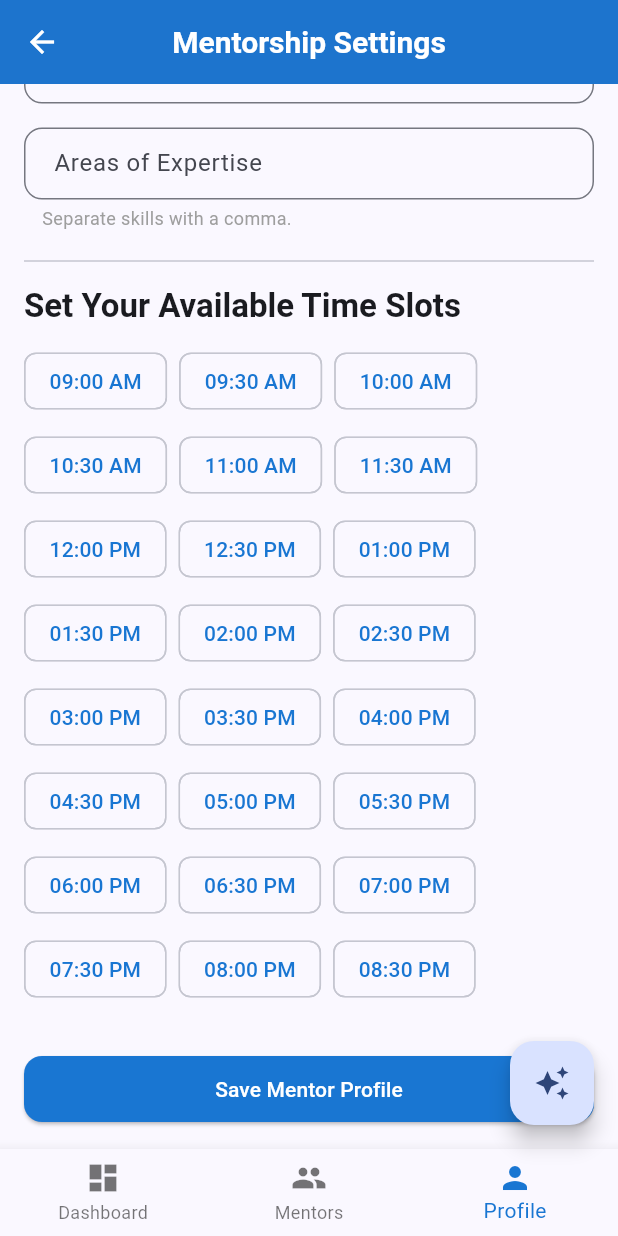
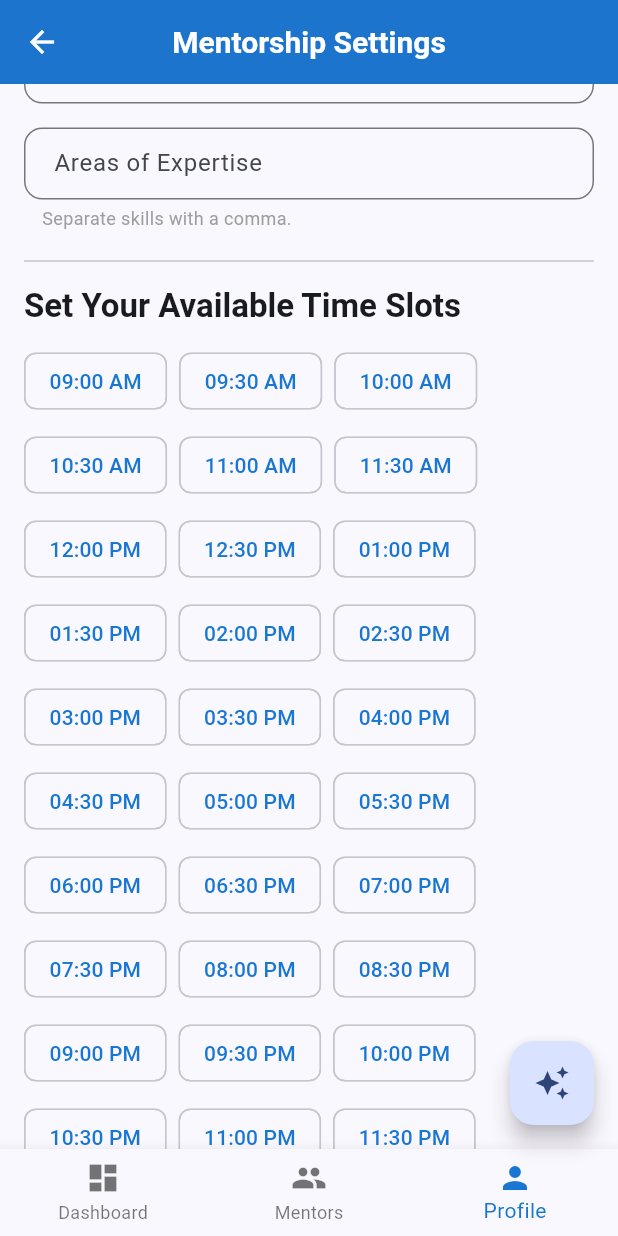
Before and after one commit to AbdullahRFA/campus_guardian, a Flutter app: the EditMentorProfileScreen screen opened by its route, scrolled down 313 dp, on a phone screen of 412 x 824 dp. Run offline on Flutter 3.47's test engine with Material 3 defaults, Android fonts, the phone set to English and light mode, and no system bars; our stand-ins replace cloud_firestore, firebase_auth, firebase_core, flutter_dotenv, go_router, image_picker and 1 more; missing offline and left inert: gpt_markdown; accounts and stored records are empty.

Commit message:
Add someOthers time slote
Signed-off-by: AbdullahRFA <shakibrybmn@gmail.com>

```diff
--- a/lib/features/profile/screens/edit_mentor_profile_screen.dart
+++ b/lib/features/profile/screens/edit_mentor_profile_screen.dart
@@ -22,6 +22,8 @@ class _EditMentorProfileScreenState extends State<EditMentorProfileScreen> {
     '12:00 PM', '12:30 PM', '01:00 PM', '01:30 PM', '02:00 PM', '02:30 PM',
     '03:00 PM', '03:30 PM', '04:00 PM', '04:30 PM', '05:00 PM', '05:30 PM',
     '06:00 PM', '06:30 PM', '07:00 PM', '07:30 PM', '08:00 PM', '08:30 PM',
+    '09:00 PM', '09:30 PM', '10:00 PM', '10:30 PM', '11:00 PM', '11:30 PM',
+
   ];
 
   final _mentorTitleController = TextEditingController();
```
